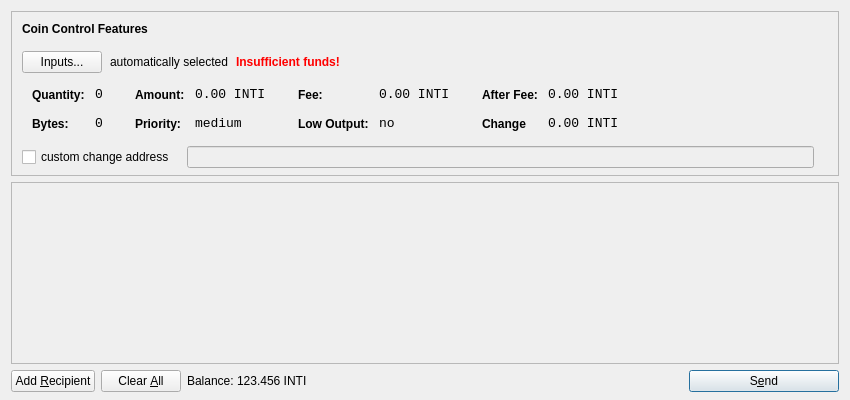
Above: src/qt/forms/sendcoinsdialog.ui from INTICOIN/INTICOIN before the change. Below: the same form after it.
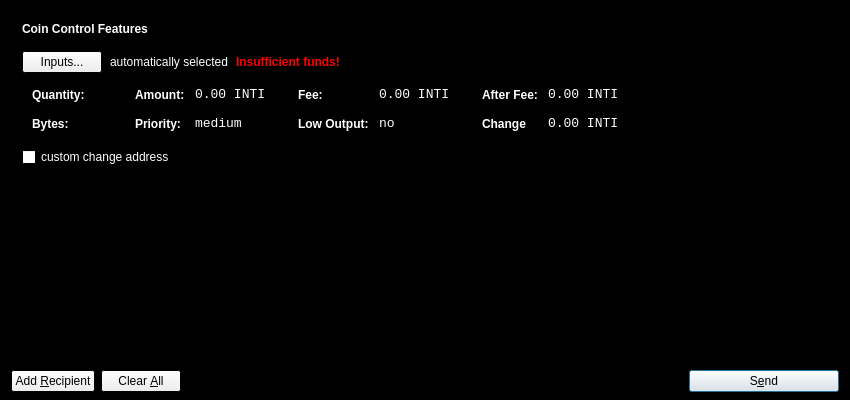
That is the form after the change. Icons and pictures are not drawn.

Patch:
```diff
--- a/src/qt/forms/sendcoinsdialog.ui
+++ b/src/qt/forms/sendcoinsdialog.ui
@@ -10,6 +10,70 @@
     <height>400</height>
    </rect>
   </property>
+  <property name="palette">
+   <palette>
+    <active>
+     <colorrole role="Base">
+      <brush brushstyle="SolidPattern">
+       <color alpha="255">
+        <red>255</red>
+        <green>255</green>
+        <blue>255</blue>
+       </color>
+      </brush>
+     </colorrole>
+     <colorrole role="Window">
+      <brush brushstyle="SolidPattern">
+       <color alpha="255">
+        <red>0</red>
+        <green>0</green>
+        <blue>0</blue>
+       </color>
+      </brush>
+     </colorrole>
+    </active>
+    <inactive>
+     <colorrole role="Base">
+      <brush brushstyle="SolidPattern">
+       <color alpha="255">
+        <red>255</red>
+        <green>255</green>
+        <blue>255</blue>
+       </color>
+      </brush>
+     </colorrole>
+     <colorrole role="Window">
+      <brush brushstyle="SolidPattern">
+       <color alpha="255">
+        <red>0</red>
+        <green>0</green>
+        <blue>0</blue>
+       </color>
+      </brush>
+     </colorrole>
+    </inactive>
+    <disabled>
+     <colorrole role="Base">
+      <brush brushstyle="SolidPattern">
+       <color alpha="255">
+        <red>0</red>
+        <green>0</green>
+        <blue>0</blue>
+       </color>
+      </brush>
+     </colorrole>
+     <colorrole role="Window">
+      <brush brushstyle="SolidPattern">
+       <color alpha="255">
+        <red>0</red>
+        <green>0</green>
+        <blue>0</blue>
+       </color>
+      </brush>
+     </colorrole>
+    </disabled>
+   </palette>
+  </property>
   <property name="windowTitle">
    <string>Send Coins</string>
   </property>
@@ -77,6 +141,43 @@
               <verstretch>0</verstretch>
              </sizepolicy>
             </property>
+            <property name="palette">
+             <palette>
+              <active>
+               <colorrole role="WindowText">
+                <brush brushstyle="SolidPattern">
+                 <color alpha="255">
+                  <red>255</red>
+                  <green>255</green>
+                  <blue>255</blue>
+                 </color>
+                </brush>
+               </colorrole>
+              </active>
+              <inactive>
+               <colorrole role="WindowText">
+                <brush brushstyle="SolidPattern">
+                 <color alpha="255">
+                  <red>255</red>
+                  <green>255</green>
+                  <blue>255</blue>
+                 </color>
+                </brush>
+               </colorrole>
+              </inactive>
+              <disabled>
+               <colorrole role="WindowText">
+                <brush brushstyle="SolidPattern">
+                 <color alpha="255">
+                  <red>120</red>
+                  <green>120</green>
+                  <blue>120</blue>
+                 </color>
+                </brush>
+               </colorrole>
+              </disabled>
+             </palette>
+            </property>
             <property name="font">
              <font>
               <weight>75</weight>
@@ -113,6 +214,43 @@
           </item>
           <item>
            <widget class="QLabel" name="labelCoinControlAutomaticallySelected">
+            <property name="palette">
+             <palette>
+              <active>
+               <colorrole role="WindowText">
+                <brush brushstyle="SolidPattern">
+                 <color alpha="255">
+                  <red>255</red>
+                  <green>255</green>
+                  <blue>255</blue>
+                 </color>
+                </brush>
+               </colorrole>
+              </active>
+              <inactive>
+               <colorrole role="WindowText">
+                <brush brushstyle="SolidPattern">
+                 <color alpha="255">
+                  <red>255</red>
+                  <green>255</green>
+                  <blue>255</blue>
+                 </color>
+                </brush>
+               </colorrole>
+              </inactive>
+              <disabled>
+               <colorrole role="WindowText">
+                <brush brushstyle="SolidPattern">
+                 <color alpha="255">
+                  <red>120</red>
+                  <green>120</green>
+                  <blue>120</blue>
+                 </color>
+                </brush>
+               </colorrole>
+              </disabled>
+             </palette>
+            </property>
             <property name="text">
              <string>automatically selected</string>
             </property>
@@ -123,6 +261,124 @@
           </item>
           <item>
            <widget class="QLabel" name="labelCoinControlInsuffFunds">
+            <property name="palette">
+             <palette>
+              <active>
+               <colorrole role="WindowText">
+                <brush brushstyle="SolidPattern">
+                 <color alpha="255">
+                  <red>255</red>
+                  <green>255</green>
+                  <blue>255</blue>
+                 </color>
+                </brush>
+               </colorrole>
+               <colorrole role="Text">
+                <brush brushstyle="SolidPattern">
+                 <color alpha="255">
+                  <red>255</red>
+                  <green>0</green>
+                  <blue>0</blue>
+                 </color>
+                </brush>
+               </colorrole>
+               <colorrole role="ButtonText">
+                <brush brushstyle="SolidPattern">
+                 <color alpha="255">
+                  <red>255</red>
+                  <green>0</green>
+                  <blue>0</blue>
+                 </color>
+                </brush>
+               </colorrole>
+               <colorrole role="PlaceholderText">
+                <brush brushstyle="NoBrush">
+                 <color alpha="128">
+                  <red>255</red>
+                  <green>0</green>
+                  <blue>0</blue>
+                 </color>
+                </brush>
+               </colorrole>
+              </active>
+              <inactive>
+               <colorrole role="WindowText">
+                <brush brushstyle="SolidPattern">
+                 <color alpha="255">
+                  <red>255</red>
+                  <green>255</green>
+                  <blue>255</blue>
+                 </color>
+                </brush>
+               </colorrole>
+               <colorrole role="Text">
+                <brush brushstyle="SolidPattern">
+                 <color alpha="255">
+                  <red>255</red>
+                  <green>0</green>
+                  <blue>0</blue>
+                 </color>
+                </brush>
+               </colorrole>
+               <colorrole role="ButtonText">
+                <brush brushstyle="SolidPattern">
+                 <color alpha="255">
+                  <red>255</red>
+                  <green>0</green>
+                  <blue>0</blue>
+                 </color>
+                </brush>
+               </colorrole>
+               <colorrole role="PlaceholderText">
+                <brush brushstyle="NoBrush">
+                 <color alpha="128">
+                  <red>255</red>
+                  <green>0</green>
+                  <blue>0</blue>
+                 </color>
+                </brush>
+               </colorrole>
+              </inactive>
+              <disabled>
+               <colorrole role="WindowText">
+                <brush brushstyle="SolidPattern">
+                 <color alpha="255">
+                  <red>120</red>
+                  <green>120</green>
+                  <blue>120</blue>
+                 </color>
+                </brush>
+               </colorrole>
+               <colorrole role="Text">
+                <brush brushstyle="SolidPattern">
+                 <color alpha="255">
+                  <red>255</red>
+                  <green>0</green>
+                  <blue>0</blue>
+                 </color>
+                </brush>
+               </colorrole>
+               <colorrole role="ButtonText">
+                <brush brushstyle="SolidPattern">
+                 <color alpha="255">
+                  <red>255</red>
+                  <green>0</green>
+                  <blue>0</blue>
+                 </color>
+                </brush>
+               </colorrole>
+               <colorrole role="PlaceholderText">
+                <brush brushstyle="NoBrush">
+                 <color alpha="128">
+                  <red>255</red>
+                  <green>0</green>
+                  <blue>0</blue>
+                 </color>
+                </brush>
+               </colorrole>
+              </disabled>
+             </palette>
+            </property>
             <property name="font">
              <font>
               <weight>75</weight>
@@ -215,6 +471,43 @@
                </property>
                <item row="0" column="0">
                 <widget class="QLabel" name="labelCoinControlQuantityText">
+                 <property name="palette">
+                  <palette>
+                   <active>
+                    <colorrole role="WindowText">
+                     <brush brushstyle="SolidPattern">
+                      <color alpha="255">
+                       <red>255</red>
+                       <green>255</green>
+                       <blue>255</blue>
+                      </color>
+                     </brush>
+                    </colorrole>
+                   </active>
+                   <inactive>
+                    <colorrole role="WindowText">
+                     <brush brushstyle="SolidPattern">
+                      <color alpha="255">
+                       <red>255</red>
+                       <green>255</green>
+                       <blue>255</blue>
+                      </color>
+                     </brush>
+                    </colorrole>
+                   </inactive>
+                   <disabled>
+                    <colorrole role="WindowText">
+                     <brush brushstyle="SolidPattern">
+                      <color alpha="255">
+                       <red>120</red>
+                       <green>120</green>
+                       <blue>120</blue>
+                      </color>
+                     </brush>
+                    </colorrole>
+                   </disabled>
+                  </palette>
+                 </property>
                  <property name="styleSheet">
                   <string notr="true">font-weight:bold;</string>
                  </property>
@@ -253,6 +546,43 @@
                </item>
                <item row="1" column="0">
                 <widget class="QLabel" name="labelCoinControlBytesText">
+                 <property name="palette">
+                  <palette>
+                   <active>
+                    <colorrole role="WindowText">
+                     <brush brushstyle="SolidPattern">
+                      <color alpha="255">
+                       <red>255</red>
+                       <green>255</green>
+                       <blue>255</blue>
+                      </color>
+                     </brush>
+                    </colorrole>
+                   </active>
+                   <inactive>
+                    <colorrole role="WindowText">
+                     <brush brushstyle="SolidPattern">
+                      <color alpha="255">
+                       <red>255</red>
+                       <green>255</green>
+                       <blue>255</blue>
+                      </color>
+                     </brush>
+                    </colorrole>
+                   </inactive>
+                   <disabled>
+                    <colorrole role="WindowText">
+                     <brush brushstyle="SolidPattern">
+                      <color alpha="255">
+                       <red>120</red>
+                       <green>120</green>
+                       <blue>120</blue>
+                      </color>
+                     </brush>
+                    </colorrole>
+                   </disabled>
+                  </palette>
+                 </property>
                  <property name="styleSheet">
                   <string notr="true">font-weight:bold;</string>
                  </property>
@@ -304,6 +634,43 @@
                </property>
                <item row="0" column="0">
                 <widget class="QLabel" name="labelCoinControlAmountText">
+                 <property name="palette">
+                  <palette>
+                   <active>
+                    <colorrole role="WindowText">
+                     <brush brushstyle="SolidPattern">
+                      <color alpha="255">
+                       <red>255</red>
+                       <green>255</green>
+                       <blue>255</blue>
+                      </color>
+                     </brush>
+                    </colorrole>
+                   </active>
+                   <inactive>
+                    <colorrole role="WindowText">
+                     <brush brushstyle="SolidPattern">
+                      <color alpha="255">
+                       <red>255</red>
+                       <green>255</green>
+                       <blue>255</blue>
+                      </color>
+                     </brush>
+                    </colorrole>
+                   </inactive>
+                   <disabled>
+                    <colorrole role="WindowText">
+                     <brush brushstyle="SolidPattern">
+                      <color alpha="255">
+                       <red>120</red>
+                       <green>120</green>
+                       <blue>120</blue>
+                      </color>
+                     </brush>
+                    </colorrole>
+                   </disabled>
+                  </palette>
+                 </property>
                  <property name="styleSheet">
                   <string notr="true">font-weight:bold;</string>
                  </property>
@@ -317,6 +684,43 @@
                </item>
                <item row="0" column="1">
                 <widget class="QLabel" name="labelCoinControlAmount">
+                 <property name="palette">
+                  <palette>
+                   <active>
+                    <colorrole role="WindowText">
+                     <brush brushstyle="SolidPattern">
+                      <color alpha="255">
+                       <red>255</red>
+                       <green>255</green>
+                       <blue>255</blue>
+                      </color>
+                     </brush>
+                    </colorrole>
+                   </active>
+                   <inactive>
+                    <colorrole role="WindowText">
+                     <brush brushstyle="SolidPattern">
+                      <color alpha="255">
+                       <red>255</red>
+                       <green>255</green>
+                       <blue>255</blue>
+                      </color>
+                     </brush>
+                    </colorrole>
+                   </inactive>
+                   <disabled>
+                    <colorrole role="WindowText">
+                     <brush brushstyle="SolidPattern">
+                      <color alpha="255">
+                       <red>120</red>
+                       <green>120</green>
+                       <blue>120</blue>
+                      </color>
+                     </brush>
+                    </colorrole>
+                   </disabled>
+                  </palette>
+                 </property>
                  <property name="font">
                   <font>
                    <family>Monospace</family>
@@ -339,6 +743,43 @@
                </item>
                <item row="1" column="0">
                 <widget class="QLabel" name="labelCoinControlPriorityText">
+                 <property name="palette">
+                  <palette>
+                   <active>
+                    <colorrole role="WindowText">
+                     <brush brushstyle="SolidPattern">
+                      <color alpha="255">
+                       <red>255</red>
+                       <green>255</green>
+                       <blue>255</blue>
+                      </color>
+                     </brush>
+                    </colorrole>
+                   </active>
+                   <inactive>
+                    <colorrole role="WindowText">
+                     <brush brushstyle="SolidPattern">
+                      <color alpha="255">
+                       <red>255</red>
+                       <green>255</green>
+                       <blue>255</blue>
+                      </color>
+                     </brush>
+                    </colorrole>
+                   </inactive>
+                   <disabled>
+                    <colorrole role="WindowText">
+                     <brush brushstyle="SolidPattern">
+                      <color alpha="255">
+                       <red>120</red>
+                       <green>120</green>
+                       <blue>120</blue>
+                      </color>
+                     </brush>
+                    </colorrole>
+                   </disabled>
+                  </palette>
+                 </property>
                  <property name="styleSheet">
                   <string notr="true">font-weight:bold;</string>
                  </property>
@@ -349,6 +790,43 @@
                </item>
                <item row="1" column="1">
                 <widget class="QLabel" name="labelCoinControlPriority">
+                 <property name="palette">
+                  <palette>
+                   <active>
+                    <colorrole role="WindowText">
+                     <brush brushstyle="SolidPattern">
+                      <color alpha="255">
+                       <red>255</red>
+                       <green>255</green>
+                       <blue>255</blue>
+                      </color>
+                     </brush>
+                    </colorrole>
+                   </active>
+                   <inactive>
+                    <colorrole role="WindowText">
+                     <brush brushstyle="SolidPattern">
+                      <color alpha="255">
+                       <red>255</red>
+                       <green>255</green>
+                       <blue>255</blue>
+                      </color>
+                     </brush>
+                    </colorrole>
+                   </inactive>
+                   <disabled>
+                    <colorrole role="WindowText">
+                     <brush brushstyle="SolidPattern">
+                      <color alpha="255">
+                       <red>120</red>
+                       <green>120</green>
+                       <blue>120</blue>
+                      </color>
+                     </brush>
+                    </colorrole>
+                   </disabled>
+                  </palette>
+                 </property>
                  <property name="font">
                   <font>
                    <family>Monospace</family>
@@ -390,6 +868,43 @@
                </property>
                <item row="0" column="0">
                 <widget class="QLabel" name="labelCoinControlFeeText">
+                 <property name="palette">
+                  <palette>
+                   <active>
+                    <colorrole role="WindowText">
+                     <brush brushstyle="SolidPattern">
+                      <color alpha="255">
+                       <red>255</red>
+                       <green>255</green>
+                       <blue>255</blue>
+                      </color>
+                     </brush>
+                    </colorrole>
+                   </active>
+                   <inactive>
+                    <colorrole role="WindowText">
+                     <brush brushstyle="SolidPattern">
+                      <color alpha="255">
+                       <red>255</red>
+                       <green>255</green>
+                       <blue>255</blue>
+                      </color>
+                     </brush>
+                    </colorrole>
+                   </inactive>
+                   <disabled>
+                    <colorrole role="WindowText">
+                     <brush brushstyle="SolidPattern">
+                      <color alpha="255">
+                       <red>120</red>
+                       <green>120</green>
+                       <blue>120</blue>
+                      </color>
+                     </brush>
+                    </colorrole>
+                   </disabled>
+                  </palette>
+                 </property>
                  <property name="styleSheet">
                   <string notr="true">font-weight:bold;</string>
                  </property>
@@ -403,6 +918,43 @@
                </item>
                <item row="0" column="1">
                 <widget class="QLabel" name="labelCoinControlFee">
+                 <property name="palette">
+                  <palette>
+                   <active>
+                    <colorrole role="WindowText">
+                     <brush brushstyle="SolidPattern">
+                      <color alpha="255">
+                       <red>255</red>
+                       <green>255</green>
+                       <blue>255</blue>
+                      </color>
+                     </brush>
+                    </colorrole>
+                   </active>
+                   <inactive>
+                    <colorrole role="WindowText">
+                     <brush brushstyle="SolidPattern">
+                      <color alpha="255">
+                       <red>255</red>
+                       <green>255</green>
+                       <blue>255</blue>
+                      </color>
+                     </brush>
+                    </colorrole>
+                   </inactive>
+                   <disabled>
+                    <colorrole role="WindowText">
+                     <brush brushstyle="SolidPattern">
+                      <color alpha="255">
+                       <red>120</red>
+                       <green>120</green>
+                       <blue>120</blue>
+                      </color>
+                     </brush>
+                    </colorrole>
+                   </disabled>
+                  </palette>
+                 </property>
                  <property name="font">
                   <font>
                    <family>Monospace</family>
@@ -425,6 +977,43 @@
                </item>
                <item row="1" column="0">
                 <widget class="QLabel" name="labelCoinControlLowOutputText">
+                 <property name="palette">
+                  <palette>
+                   <active>
+                    <colorrole role="WindowText">
+                     <brush brushstyle="SolidPattern">
+                      <color alpha="255">
+                       <red>255</red>
+                       <green>255</green>
+                       <blue>255</blue>
+                      </color>
+                     </brush>
+                    </colorrole>
+                   </active>
+                   <inactive>
+                    <colorrole role="WindowText">
+                     <brush brushstyle="SolidPattern">
+                      <color alpha="255">
+                       <red>255</red>
+                       <green>255</green>
+                       <blue>255</blue>
+                      </color>
+                     </brush>
+                    </colorrole>
+                   </inactive>
+                   <disabled>
+                    <colorrole role="WindowText">
+                     <brush brushstyle="SolidPattern">
+                      <color alpha="255">
+                       <red>120</red>
+                       <green>120</green>
+                       <blue>120</blue>
+                      </color>
+                     </brush>
+                    </colorrole>
+                   </disabled>
+                  </palette>
+                 </property>
                  <property name="styleSheet">
                   <string notr="true">font-weight:bold;</string>
                  </property>
@@ -435,6 +1024,43 @@
                </item>
                <item row="1" column="1">
                 <widget class="QLabel" name="labelCoinControlLowOutput">
+                 <property name="palette">
+                  <palette>
+                   <active>
+                    <colorrole role="WindowText">
+                     <brush brushstyle="SolidPattern">
+                      <color alpha="255">
+                       <red>255</red>
+                       <green>255</green>
+                       <blue>255</blue>
+                      </color>
+                     </brush>
+                    </colorrole>
+                   </active>
+                   <inactive>
+                    <colorrole role="WindowText">
+                     <brush brushstyle="SolidPattern">
+                      <color alpha="255">
+                       <red>255</red>
+                       <green>255</green>
+                       <blue>255</blue>
+                      </color>
+                     </brush>
+                    </colorrole>
+                   </inactive>
+                   <disabled>
+                    <colorrole role="WindowText">
+                     <brush brushstyle="SolidPattern">
+                      <color alpha="255">
+                       <red>120</red>
+                       <green>120</green>
+                       <blue>120</blue>
+                      </color>
+                     </brush>
+                    </colorrole>
+                   </disabled>
+                  </palette>
+                 </property>
                  <property name="font">
                   <font>
                    <family>Monospace</family>
@@ -476,6 +1102,43 @@
                </property>
                <item row="0" column="0">
                 <widget class="QLabel" name="labelCoinControlAfterFeeText">
+                 <property name="palette">
+                  <palette>
+                   <active>
+                    <colorrole role="WindowText">
+                     <brush brushstyle="SolidPattern">
+                      <color alpha="255">
+                       <red>255</red>
+                       <green>255</green>
+                       <blue>255</blue>
+                      </color>
+                     </brush>
+                    </colorrole>
+                   </active>
+                   <inactive>
+                    <colorrole role="WindowText">
+                     <brush brushstyle="SolidPattern">
+                      <color alpha="255">
+                       <red>255</red>
+                       <green>255</green>
+                       <blue>255</blue>
+                      </color>
+                     </brush>
+                    </colorrole>
+                   </inactive>
+                   <disabled>
+                    <colorrole role="WindowText">
+                     <brush brushstyle="SolidPattern">
+                      <color alpha="255">
+                       <red>120</red>
+                       <green>120</green>
+                       <blue>120</blue>
+                      </color>
+                     </brush>
+                    </colorrole>
+                   </disabled>
+                  </palette>
+                 </property>
                  <property name="styleSheet">
                   <string notr="true">font-weight:bold;</string>
                  </property>
@@ -489,6 +1152,43 @@
                </item>
                <item row="0" column="1">
                 <widget class="QLabel" name="labelCoinControlAfterFee">
+                 <property name="palette">
+                  <palette>
+                   <active>
+                    <colorrole role="WindowText">
+                     <brush brushstyle="SolidPattern">
+                      <color alpha="255">
+                       <red>255</red>
+                       <green>255</green>
+                       <blue>255</blue>
+                      </color>
+                     </brush>
+                    </colorrole>
+                   </active>
+                   <inactive>
+                    <colorrole role="WindowText">
+                     <brush brushstyle="SolidPattern">
+                      <color alpha="255">
+                       <red>255</red>
+                       <green>255</green>
+                       <blue>255</blue>
+                      </color>
+                     </brush>
+                    </colorrole>
+                   </inactive>
+                   <disabled>
+                    <colorrole role="WindowText">
+                     <brush brushstyle="SolidPattern">
+                      <color alpha="255">
+                       <red>120</red>
+                       <green>120</green>
+                       <blue>120</blue>
+                      </color>
+                     </brush>
+                    </colorrole>
+                   </disabled>
+                  </palette>
+                 </property>
                  <property name="font">
                   <font>
                    <family>Monospace</family>
@@ -511,6 +1211,43 @@
                </item>
                <item row="1" column="0">
                 <widget class="QLabel" name="labelCoinControlChangeText">
+                 <property name="palette">
+                  <palette>
+                   <active>
+                    <colorrole role="WindowText">
+                     <brush brushstyle="SolidPattern">
+                      <color alpha="255">
+                       <red>255</red>
+                       <green>255</green>
+                       <blue>255</blue>
+                      </color>
+                     </brush>
+                    </colorrole>
+                   </active>
+                   <inactive>
+                    <colorrole role="WindowText">
+                     <brush brushstyle="SolidPattern">
+                      <color alpha="255">
+                       <red>255</red>
+                       <green>255</green>
+                       <blue>255</blue>
+                      </color>
+                     </brush>
+                    </colorrole>
+                   </inactive>
+                   <disabled>
+                    <colorrole role="WindowText">
+                     <brush brushstyle="SolidPattern">
+                      <color alpha="255">
+                       <red>120</red>
+                       <green>120</green>
+                       <blue>120</blue>
+                      </color>
+                     </brush>
+                    </colorrole>
+                   </disabled>
+                  </palette>
+                 </property>
                  <property name="styleSheet">
                   <string notr="true">font-weight:bold;</string>
                  </property>
@@ -521,6 +1258,43 @@
                </item>
                <item row="1" column="1">
                 <widget class="QLabel" name="labelCoinControlChange">
+                 <property name="palette">
+                  <palette>
+                   <active>
+                    <colorrole role="WindowText">
+                     <brush brushstyle="SolidPattern">
+                      <color alpha="255">
+                       <red>255</red>
+                       <green>255</green>
+                       <blue>255</blue>
+                      </color>
+                     </brush>
+                    </colorrole>
+                   </active>
+                   <inactive>
+                    <colorrole role="WindowText">
+                     <brush brushstyle="SolidPattern">
+                      <color alpha="255">
+                       <red>255</red>
+                       <green>255</green>
+                       <blue>255</blue>
+                      </color>
+                     </brush>
+                    </colorrole>
+                   </inactive>
+                   <disabled>
+                    <colorrole role="WindowText">
+                     <brush brushstyle="SolidPattern">
+                      <color alpha="255">
+                       <red>120</red>
+                       <green>120</green>
+                       <blue>120</blue>
+                      </color>
+                     </brush>
+                    </colorrole>
+                   </disabled>
+                  </palette>
+                 </property>
                  <property name="font">
                   <font>
                    <family>Monospace</family>
@@ -564,6 +1338,43 @@
           </property>
           <item>
            <widget class="QCheckBox" name="checkBoxCoinControlChange">
+            <property name="palette">
+             <palette>
+              <active>
+               <colorrole role="WindowText">
+                <brush brushstyle="SolidPattern">
+                 <color alpha="255">
+                  <red>255</red>
+                  <green>255</green>
+                  <blue>255</blue>
+                 </color>
+                </brush>
+               </colorrole>
+              </active>
+              <inactive>
+               <colorrole role="WindowText">
+                <brush brushstyle="SolidPattern">
+                 <color alpha="255">
+                  <red>255</red>
+                  <green>255</green>
+                  <blue>255</blue>
+                 </color>
+                </brush>
+               </colorrole>
+              </inactive>
+              <disabled>
+               <colorrole role="WindowText">
+                <brush brushstyle="SolidPattern">
+                 <color alpha="255">
+                  <red>120</red>
+                  <green>120</green>
+                  <blue>120</blue>
+                 </color>
+                </brush>
+               </colorrole>
+              </disabled>
+             </palette>
+            </property>
             <property name="text">
              <string>custom change address</string>
             </property>
@@ -626,6 +1437,43 @@
    </item>
    <item>
     <widget class="QScrollArea" name="scrollArea">
+     <property name="palette">
+      <palette>
+       <active>
+        <colorrole role="WindowText">
+         <brush brushstyle="SolidPattern">
+          <color alpha="255">
+           <red>255</red>
+           <green>255</green>
+           <blue>255</blue>
+          </color>
+         </brush>
+        </colorrole>
+       </active>
+       <inactive>
+        <colorrole role="WindowText">
+         <brush brushstyle="SolidPattern">
+          <color alpha="255">
+           <red>255</red>
+           <green>255</green>
+           <blue>255</blue>
+          </color>
+         </brush>
+        </colorrole>
+       </inactive>
+       <disabled>
+        <colorrole role="WindowText">
+         <brush brushstyle="SolidPattern">
+          <color alpha="255">
+           <red>120</red>
+           <green>120</green>
+           <blue>120</blue>
+          </color>
+         </brush>
+        </colorrole>
+       </disabled>
+      </palette>
+     </property>
      <property name="widgetResizable">
       <bool>true</bool>
      </property>
```
